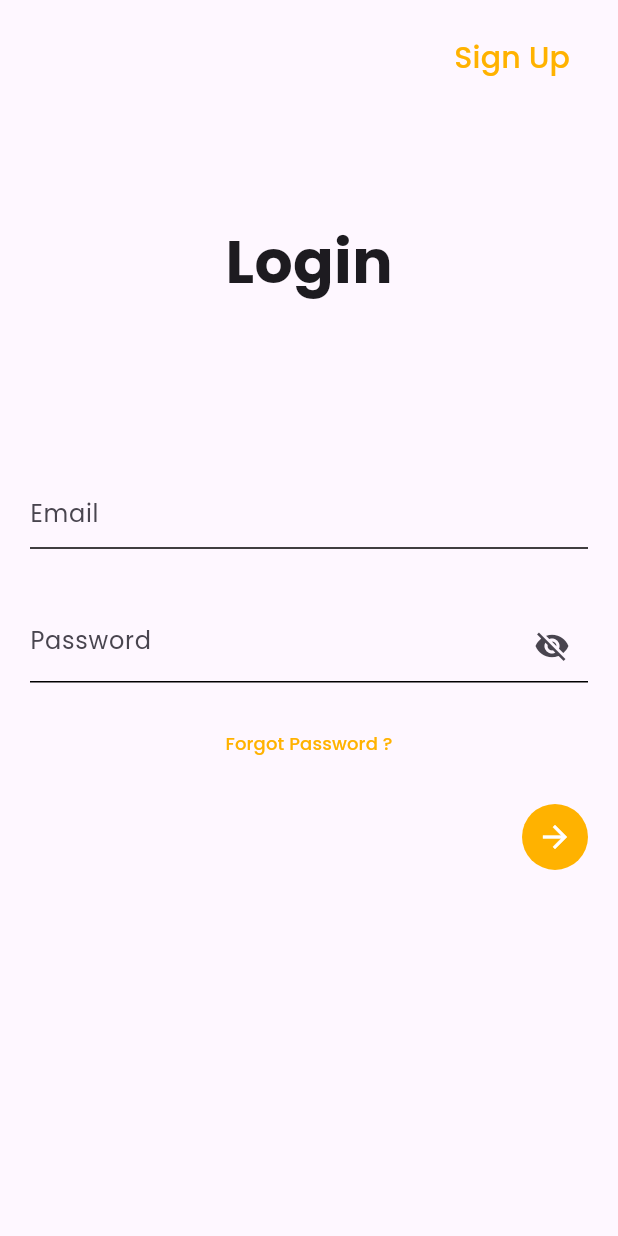
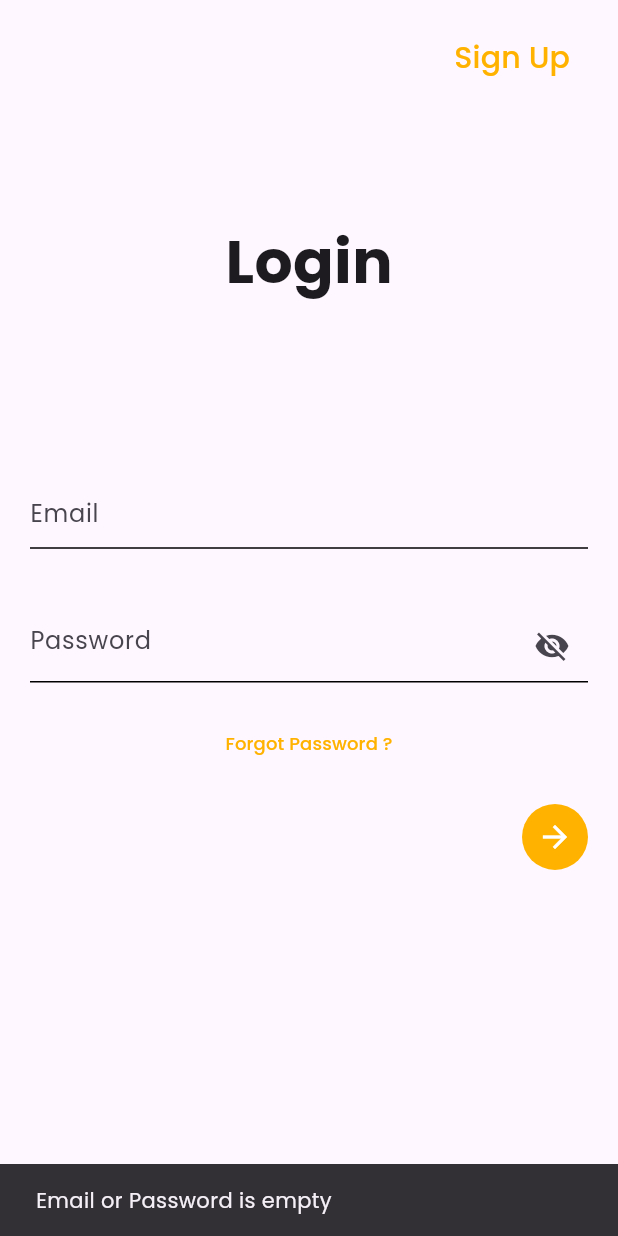
Before and after one commit to fauz2323/woodman_fe, a Flutter app: the screen it shows after launch, after a tap on the "arrow forward" icon, on a phone screen of 412 x 824 dp. Run offline on Flutter 3.47's test engine with Material 3 defaults, Android fonts, the light colour scheme and no system bars; our stand-ins replace bloc, carousel_slider, dartz, flutter_bloc, flutter_secure_storage, freezed_annotation and 4 more; network calls fail; statements that could not run were skipped.

Commit message:
Implement login functionality with token management and add regex validation for email and password

```diff
--- /dev/null
+++ b/lib/core/helper/regex_helper.dart
@@ -0,0 +1,14 @@
+class RegexHelper {
+  static final RegExp _emailRegExp =
+      RegExp(r'^[\w-\.]+@([\w-]+\.)+[\w-]{2,4}$');
+  static final RegExp _passwordRegExp =
+      RegExp(r'^(?=.*[A-Za-z])(?=.*\d)[A-Za-z\d]{8,}$');
+
+  static bool isEmailValid(String email) {
+    return _emailRegExp.hasMatch(email);
+  }
+
+  static bool isPasswordValid(String password) {
+    return _passwordRegExp.hasMatch(password);
+  }
+}
--- /dev/null
+++ b/lib/module/domain/entities/login_entities.dart
@@ -0,0 +1,5 @@
+class LoginEntities {
+  final String token;
+
+  LoginEntities({required this.token});
+}
--- a/lib/module/domain/repository/auth_repository.dart
+++ b/lib/module/domain/repository/auth_repository.dart
@@ -1,5 +1,7 @@
 import 'package:dartz/dartz.dart';
 import 'package:woodman_project_fe/core/error/failure_core.dart';
+import 'package:woodman_project_fe/module/domain/entities/auth_entities.dart';
+import 'package:woodman_project_fe/module/domain/entities/login_entities.dart';
 import 'package:woodman_project_fe/module/domain/entities/register_entities.dart';
 
 abstract class AuthRepository {
@@ -9,4 +11,13 @@ abstract class AuthRepository {
     required String name,
     required String phone,
   });
+
+  Future<Either<Failure, LoginEntities>> login({
+    required String email,
+    required String password,
+  });
+
+  Future<Either<Failure, AuthEntities>> auth({
+    required String token,
+  });
 }
--- /dev/null
+++ b/lib/module/domain/usecase/auth/login_usecase.dart
@@ -0,0 +1,22 @@
+import 'package:dartz/dartz.dart';
+import 'package:injectable/injectable.dart';
+import 'package:woodman_project_fe/core/error/failure_core.dart';
+import 'package:woodman_project_fe/module/domain/entities/login_entities.dart';
+
+import '../../repository/auth_repository.dart';
+
+@Injectable()
+class LoginUseCase {
+  final AuthRepository _authRepository;
+
+  LoginUseCase(this._authRepository);
+
+  Future<Either<Failure, LoginEntities>> login({
+    required String email,
+    required String password,
+  }) =>
+      _authRepository.login(
+        email: email,
+        password: password,
+      );
+}
--- a/lib/module/presentation/view/login/cubit/login_cubit.dart
+++ b/lib/module/presentation/view/login/cubit/login_cubit.dart
@@ -1,13 +1,45 @@
 import 'package:bloc/bloc.dart';
 import 'package:freezed_annotation/freezed_annotation.dart';
+import 'package:injectable/injectable.dart';
+import 'package:woodman_project_fe/core/helper/regex_helper.dart';
+import 'package:woodman_project_fe/module/domain/usecase/auth/login_usecase.dart';
 
 part 'login_state.dart';
 part 'login_cubit.freezed.dart';
 
+@injectable
 class LoginCubit extends Cubit<LoginState> {
-  LoginCubit() : super(const LoginState.initial(true));
+  LoginCubit(this.loginUseCase) : super(const LoginState.initial(true));
+  final LoginUseCase loginUseCase;
+
+  bool varActiveObsecure = true;
 
   setObsecure(bool activeObsecure) {
-    emit(LoginState.initial(!activeObsecure));
+    varActiveObsecure = activeObsecure;
+    emit(LoginState.initial(!varActiveObsecure));
+  }
+
+  Future<String> login(String email, String password) async {
+    if (password.isEmpty || email.isEmpty) {
+      return 'Email or Password is empty';
+    }
+
+    if (!RegexHelper.isEmailValid(email)) {
+      return 'Email is not valid';
+    }
+
+    emit(const LoginState.loading());
+
+    final result = await loginUseCase.login(email: email, password: password);
+    return result.fold(
+      (l) async {
+        emit(LoginState.initial(varActiveObsecure));
+        return l.message;
+      },
+      (r) {
+        emit(LoginState.success(r.token));
+        return "Success Login...";
+      },
+    );
   }
 }
--- a/lib/module/presentation/view/login/cubit/login_state.dart
+++ b/lib/module/presentation/view/login/cubit/login_state.dart
@@ -4,6 +4,6 @@ part of 'login_cubit.dart';
 class LoginState with _$LoginState {
   const factory LoginState.initial(bool activeObsecure) = _Initial;
   const factory LoginState.loading() = _Loading;
-  const factory LoginState.success() = _Success;
+  const factory LoginState.success(String token) = _Success;
   const factory LoginState.error(String message) = _Error;
 }
--- a/lib/module/presentation/view/login/login_view.dart
+++ b/lib/module/presentation/view/login/login_view.dart
@@ -1,7 +1,9 @@
 import 'package:flutter/material.dart';
 import 'package:flutter_bloc/flutter_bloc.dart';
 import 'package:woodman_project_fe/core/helper/size_helper.dart';
+import 'package:woodman_project_fe/core/helper/token_helper.dart';
 import 'package:woodman_project_fe/core/theme/colors_theme.dart';
+import 'package:woodman_project_fe/di/injection.dart';
 import 'package:woodman_project_fe/module/presentation/view/login/cubit/login_cubit.dart';
 import 'package:woodman_project_fe/module/presentation/widged/my_circular_button_widget.dart';
 import '../../widged/my_text_field_widget.dart';
@@ -27,7 +29,7 @@ class _LoginViewState extends State<LoginView> {
   @override
   Widget build(BuildContext context) {
     return BlocProvider(
-      create: (context) => LoginCubit(),
+      create: (context) => getIt<LoginCubit>(),
       child: Builder(
         builder: (context) => _build(context),
       ),
@@ -41,8 +43,12 @@ class _LoginViewState extends State<LoginView> {
           listener: (context, state) {
             state.maybeWhen(
               orElse: () {},
-              success: () async {
-                Navigator.pushNamed(context, '/home');
+              success: (token) async {
+                await TokenHelper().setToken(token);
+
+                if (!context.mounted) {
+                  Navigator.pushReplacementNamed(context, '/home');
+                }
               },
             );
           },
@@ -52,6 +58,7 @@ class _LoginViewState extends State<LoginView> {
               loading: () => const Center(
                 child: CircularProgressIndicator(),
               ),
+              success: (token) => _loaded(context, true),
               error: (message) => Center(
                 child: Text(message),
               ),
@@ -136,7 +143,18 @@ class _LoginViewState extends State<LoginView> {
             Align(
               alignment: Alignment.centerRight,
               child: MyCircularButtonWidget(
-                onTap: () {},
+                onTap: () async {
+                  var message = await context.read<LoginCubit>().login(
+                        emailController.text,
+                        passwordController.text,
+                      );
+
+                  ScaffoldMessenger.of(context).showSnackBar(
+                    SnackBar(
+                      content: Text(message),
+                    ),
+                  );
+                },
                 icon: Icons.arrow_forward,
               ),
             ),
--- a/pubspec.yaml
+++ b/pubspec.yaml
@@ -44,6 +44,7 @@ dependencies:
   dartz: ^0.10.1
   injectable: ^2.4.1
   flutter_secure_storage: ^9.2.4
+  loading_indicator: ^3.1.1
 
 dev_dependencies:
   build_runner: ^2.4.13
```
Also changed, not shown: lib/module/data/datasource/remote/auth_remote_datasource.dart (+40 -7 lines), lib/module/data/model/auth_model.dart (+8 -8 lines), lib/module/data/model/login_model.dart (added, +37 -0 lines), lib/module/data/repositories/auth_domain_repository_impl.dart (+33 -0 lines), lib/module/domain/usecase/auth/auth_usercase.dart (added, +17 -0 lines), lib/module/presentation/view/profile/cubit/profile_cubit.dart (+13 -1 lines), lib/module/presentation/view/profile/profile_view.dart (+28 -3 lines), lib/module/presentation/widged/my_loading_widget.dart (added, +25 -0 lines), lib/di/injection.config.dart, lib/module/data/model/login_model.g.dart (added), lib/module/presentation/view/login/cubit/login_cubit.freezed.dart, pubspec.lock.
